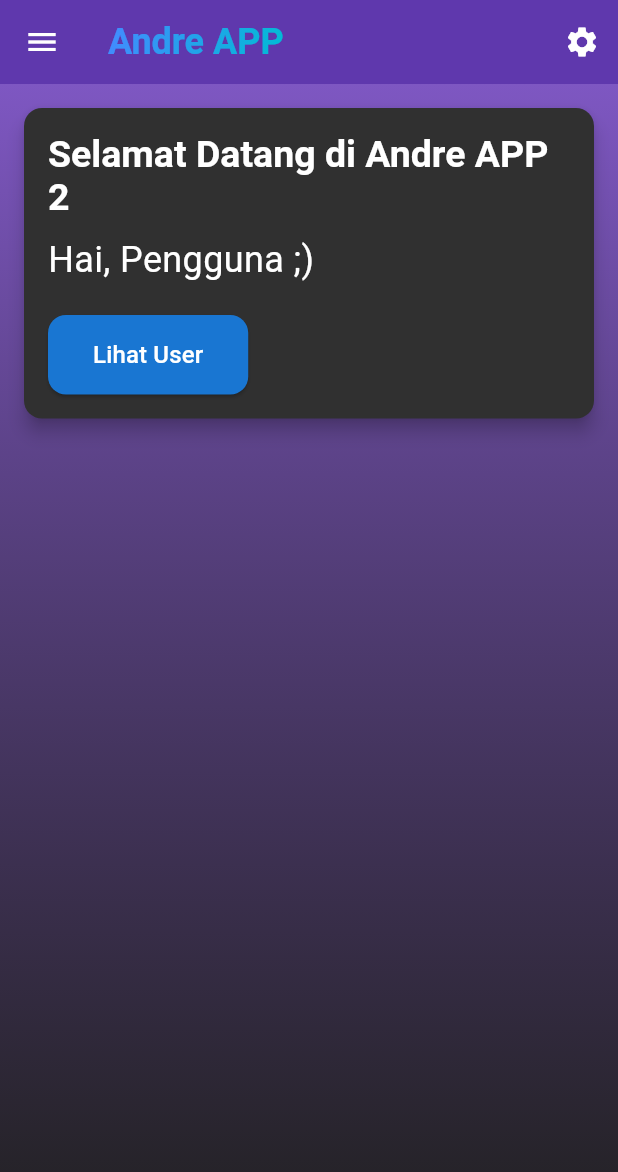
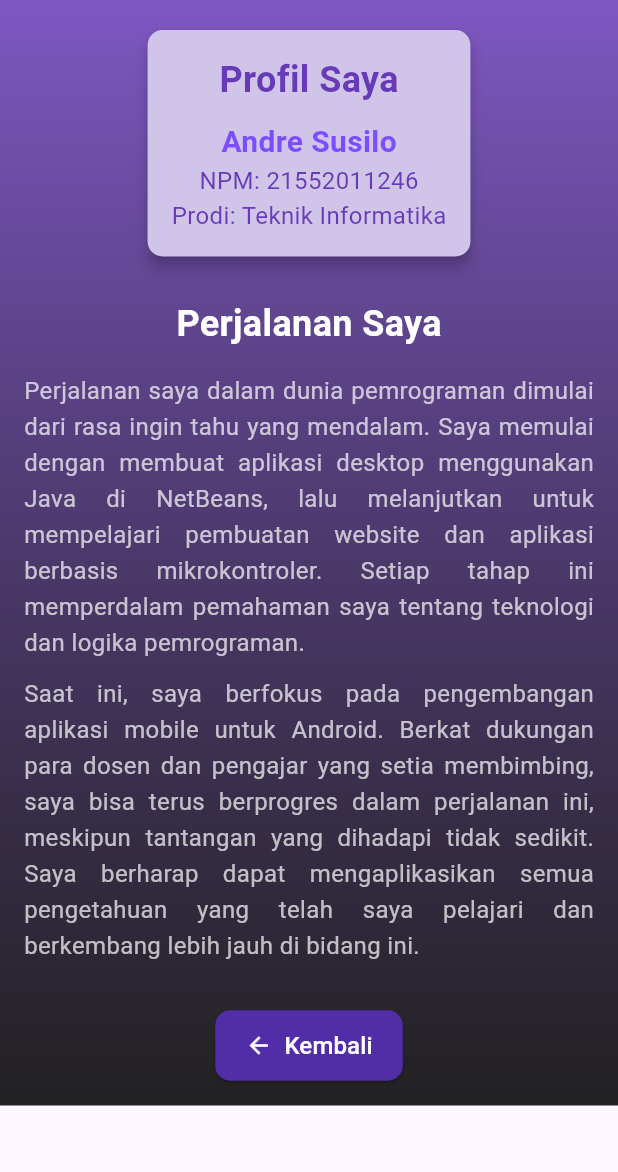
Before and after one commit to AndreSusilo27/UTS-Pemrograman-Mobile-2, a Flutter app: the Dashboard screen opened directly with empty values, after a tap on the "menu" icon, after a tap on "About", on a phone screen of 412 x 824 dp. Shown: the top 1172 px of the screen. Run offline on Flutter 3.47's test engine with Material 3 defaults, Android fonts, the light colour scheme and no system bars; our stand-ins replace animated_text_kit, flutter_spinkit, sqflite; accounts and stored records are empty.

Commit message:
pembuatan tentang saya dan desain nya

```diff
--- a/lib/screens/dashboard.dart
+++ b/lib/screens/dashboard.dart
@@ -1,6 +1,7 @@
 import 'package:flutter/material.dart';
 import 'package:pemmob2/db/db.dart';
 import 'package:animated_text_kit/animated_text_kit.dart';
+import 'package:pemmob2/screens/tentang.dart';
 
 class Dashboard extends StatefulWidget {
   final String username;
@@ -244,7 +245,11 @@ class _DashboardState extends State<Dashboard> {
                     const Text("About", style: TextStyle(color: Colors.white)),
                 tileColor: Colors.deepPurple.shade400.withOpacity(0.3),
                 onTap: () {
-                  Navigator.pop(context);
+                  Navigator.pop(context); // Menutup drawer terlebih dahulu
+                  Navigator.push(
+                    context,
+                    MaterialPageRoute(builder: (context) => Tentang()),
+                  );
                 },
               ),
               ListTile(
@@ -277,14 +282,34 @@ class _DashboardState extends State<Dashboard> {
           child: ListView(
             children: [
               Card(
-                elevation: 5,
+                elevation: 15,
                 margin: const EdgeInsets.only(bottom: 20),
-                color: Colors.grey[850],
+                color: const Color.fromARGB(73, 52, 52, 52),
                 child: Padding(
                   padding: const EdgeInsets.all(16.0),
                   child: Column(
                     crossAxisAlignment: CrossAxisAlignment.start,
                     children: [
+                      AnimatedTextKit(
+                        animatedTexts: [
+                          TypewriterAnimatedText(
+                            'Dashboard', // Teks yang ditampilkan
+                            textStyle: TextStyle(
+                              fontSize: 32.0,
+                              fontWeight: FontWeight.bold,
+                              color: const Color.fromARGB(
+                                  255, 4, 119, 243), // Set warna ke deepPurple
+                            ),
+                            speed: const Duration(
+                                milliseconds: 100), // Kecepatan ketik
+                            cursor: '|', // Menampilkan kursor '|'
+                          ),
+                        ],
+                        totalRepeatCount: 5, // Set agar animasi berjalan sekali
+                        pause: const Duration(
+                            milliseconds: 500), // Jeda setelah selesai
+                      ),
+                      const SizedBox(height: 10),
                       const AnimatedDefaultTextStyle(
                         duration: Duration(milliseconds: 500),
                         style: TextStyle(
--- /dev/null
+++ b/lib/screens/tentang.dart
@@ -0,0 +1,132 @@
+import 'package:flutter/material.dart';
+
+class Tentang extends StatelessWidget {
+  @override
+  Widget build(BuildContext context) {
+    return Scaffold(
+      body: Container(
+        decoration: BoxDecoration(
+          gradient: LinearGradient(
+            colors: [
+              Colors.deepPurple.shade400,
+              Colors.black87,
+            ],
+            begin: Alignment.topCenter,
+            end: Alignment.bottomCenter,
+          ),
+        ),
+        child: Padding(
+          padding: const EdgeInsets.all(16.0),
+          child: SingleChildScrollView(
+            child: Column(
+              crossAxisAlignment: CrossAxisAlignment.center,
+              children: [
+                // Card untuk profil
+                Card(
+                  elevation: 4,
+                  shape: RoundedRectangleBorder(
+                    borderRadius: BorderRadius.circular(10),
+                  ),
+                  color: Colors.deepPurple.shade100,
+                  child: Padding(
+                    padding: const EdgeInsets.all(16.0),
+                    child: Column(
+                      children: const [
+                        Text(
+                          'Profil Saya',
+                          style: TextStyle(
+                            fontSize: 24,
+                            fontWeight: FontWeight.bold,
+                            color: Colors.deepPurple,
+                          ),
+                        ),
+                        SizedBox(height: 10),
+                        Text(
+                          'Andre Susilo',
+                          style: TextStyle(
+                            fontSize: 20,
+                            fontWeight: FontWeight.w600,
+                            color: Colors.deepPurpleAccent,
+                          ),
+                        ),
+                        Text(
+                          'NPM: 21552011246',
+                          style: TextStyle(
+                            fontSize: 16,
+                            color: Colors.deepPurple,
+                          ),
+                        ),
+                        Text(
+                          'Prodi: Teknik Informatika',
+                          style: TextStyle(
+                            fontSize: 16,
+                            color: Colors.deepPurple,
+                          ),
+                        ),
+                      ],
+                    ),
+                  ),
+                ),
+                const SizedBox(height: 24),
+                // Judul Deskripsi
+                const Text(
+                  'Perjalanan Saya',
+                  style: TextStyle(
+                    fontSize: 24,
+                    fontWeight: FontWeight.bold,
+                    color: Colors.white,
+                  ),
+                ),
+                const SizedBox(height: 16),
+                // Deskripsi Singkat
+                const Text(
+                  'Perjalanan saya dalam dunia pemrograman dimulai dari rasa ingin tahu yang mendalam. Saya memulai dengan membuat aplikasi desktop menggunakan Java di NetBeans, lalu melanjutkan untuk mempelajari pembuatan website dan aplikasi berbasis mikrokontroler. Setiap tahap ini memperdalam pemahaman saya tentang teknologi dan logika pemrograman.',
+                  style: TextStyle(
+                    fontSize: 16,
+                    fontWeight: FontWeight.w400,
+                    height: 1.5,
+                    color: Colors.white70,
+                  ),
+                  textAlign: TextAlign.justify,
+                ),
+                const SizedBox(height: 10),
+                const Text(
+                  'Saat ini, saya berfokus pada pengembangan aplikasi mobile untuk Android. Berkat dukungan para dosen dan pengajar yang setia membimbing, saya bisa terus berprogres dalam perjalanan ini, meskipun tantangan yang dihadapi tidak sedikit. Saya berharap dapat mengaplikasikan semua pengetahuan yang telah saya pelajari dan berkembang lebih jauh di bidang ini.',
+                  style: TextStyle(
+                    fontSize: 16,
+                    fontWeight: FontWeight.w400,
+                    height: 1.5,
+                    color: Colors.white70,
+                  ),
+                  textAlign: TextAlign.justify,
+                ),
+                const SizedBox(height: 30),
+                // Tombol Kembali
+                Center(
+                  child: ElevatedButton.icon(
+                    onPressed: () {
+                      Navigator.pop(context);
+                    },
+                    icon: const Icon(Icons.arrow_back, color: Colors.white),
+                    label: const Text(
+                      'Kembali',
+                      style: TextStyle(fontSize: 16, color: Colors.white),
+                    ),
+                    style: ElevatedButton.styleFrom(
+                      backgroundColor: Colors.deepPurple.shade700,
+                      shape: RoundedRectangleBorder(
+                        borderRadius: BorderRadius.circular(10),
+                      ),
+                      padding: const EdgeInsets.symmetric(
+                          horizontal: 20.0, vertical: 12.0),
+                    ),
+                  ),
+                ),
+              ],
+            ),
+          ),
+        ),
+      ),
+    );
+  }
+}
```
